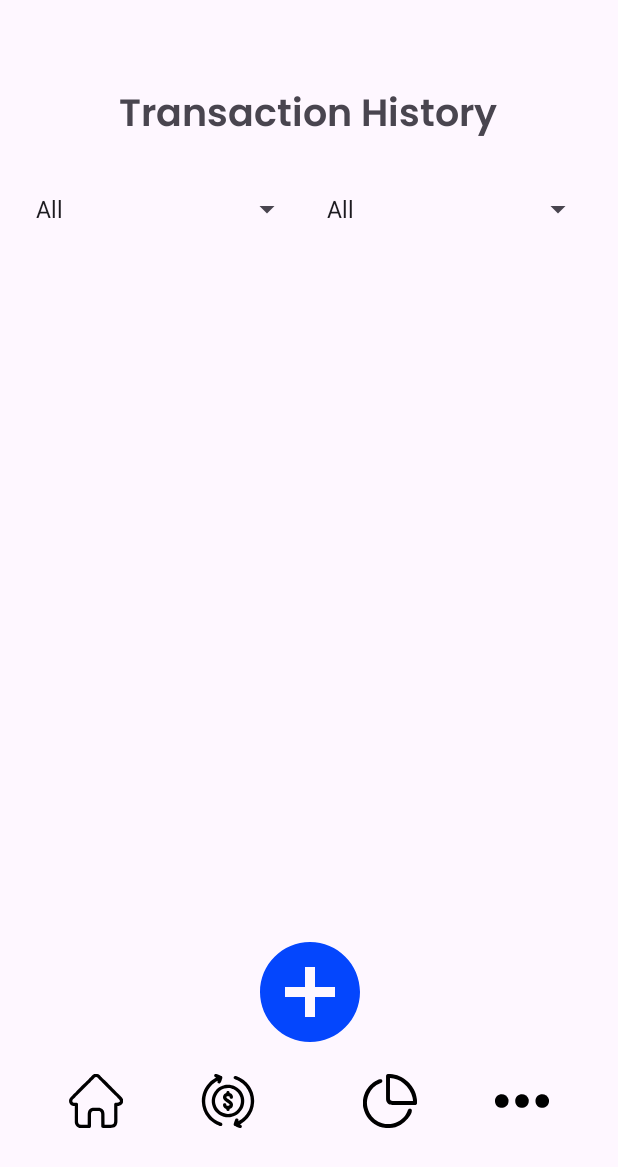
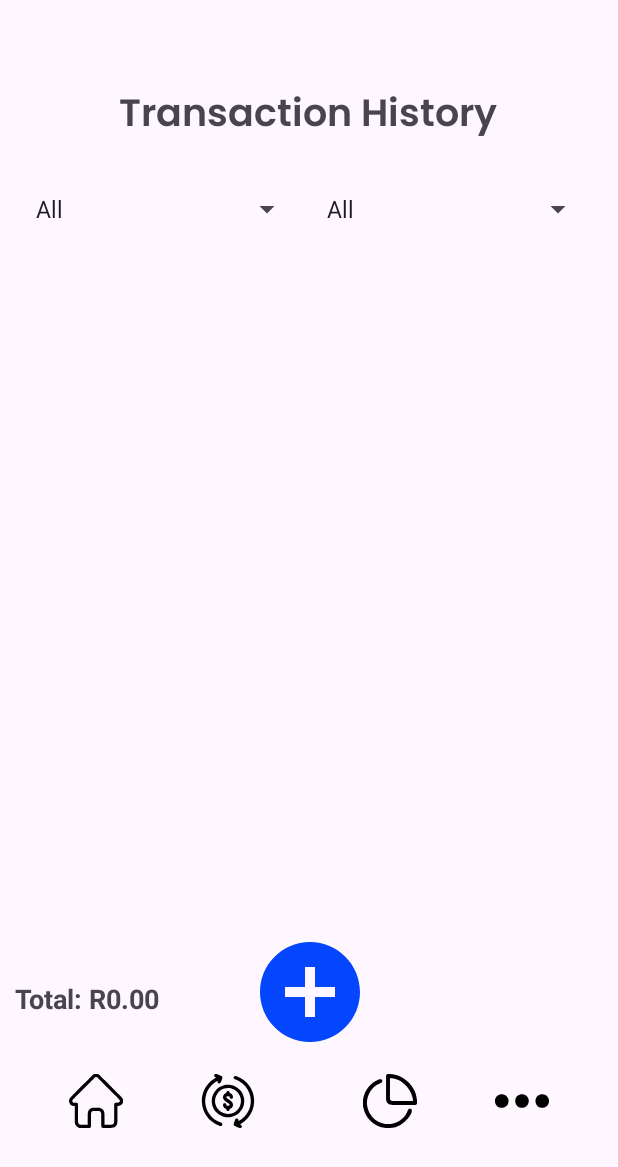
Before and after one commit to KgaladiTumisoSekgoka/VaultWise-Part3, an Android app: the Transactions screen opened directly, with no data from a screen before it, on a phone screen of 412 x 824 dp. Shown: the top 1167 px of the screen. Run offline under Robolectric (Android 15) with nearby library versions, the phone set to English and light mode, and no system bars; our stand-ins replace Room's generated code.

Commit message:
Added total amount to transaction page Added a "Total" field to the transaction page that shows the total expenses

```diff
--- a/app/src/main/java/com/example/loginsignup/Transactions.kt
+++ b/app/src/main/java/com/example/loginsignup/Transactions.kt
@@ -28,6 +28,7 @@ import android.widget.ArrayAdapter
 import android.widget.Spinner
 import androidx.core.content.ContextCompat
 import android.Manifest
+import android.widget.TextView
 import androidx.core.app.ActivityCompat
 
 class Transactions : AppCompatActivity() {
@@ -37,11 +38,15 @@ class Transactions : AppCompatActivity() {
     private lateinit var expenseDao: ExpenseDao
     private val REQUEST_CODE_PERMISSION = 101
     private val REQUEST_CODE_READ_STORAGE = 101
+    private lateinit var totalTextView: TextView
+
 
     override fun onCreate(savedInstanceState: Bundle?) {
         super.onCreate(savedInstanceState)
         enableEdgeToEdge()
         setContentView(R.layout.activity_transactions)
+
+        totalTextView = findViewById(R.id.totalTextView)
 
         // ---- Navigation Buttons Setup ----
         val btnHome = findViewById<ImageButton>(R.id.imageButton13)
@@ -225,7 +230,9 @@ class Transactions : AppCompatActivity() {
             if (::transactionAdapter.isInitialized) {
                 transactionAdapter.updateData(filtered)
             }
-            //transactionAdapter.updateData(filtered)
+             // ✅ Calculate and update the total
+            val totalAmount = filtered.sumOf { it.expense.amount }
+            totalTextView.text = "Total: R${"%.2f".format(totalAmount)}"
         }
     }
     override fun onRequestPermissionsResult(requestCode: Int, permissions: Array<out String>, grantResults: IntArray) {
--- a/app/src/main/res/layout/activity_transactions.xml
+++ b/app/src/main/res/layout/activity_transactions.xml
@@ -122,5 +122,18 @@
         app:layout_constraintStart_toStartOf="parent"
         app:srcCompat="@drawable/baseline_add_circle_24" />
 
+    <TextView
+        android:id="@+id/totalTextView"
+        android:layout_width="wrap_content"
+        android:layout_height="wrap_content"
+        android:layout_marginEnd="56dp"
+        android:layout_marginBottom="24dp"
+        android:padding="8dp"
+        android:text="Total: R0.00"
+        android:textSize="18sp"
+        android:textStyle="bold"
+        app:layout_constraintBottom_toTopOf="@+id/imageButton13"
+        app:layout_constraintEnd_toStartOf="@+id/imageButton17" />
+
 
 </androidx.constraintlayout.widget.ConstraintLayout>
```
